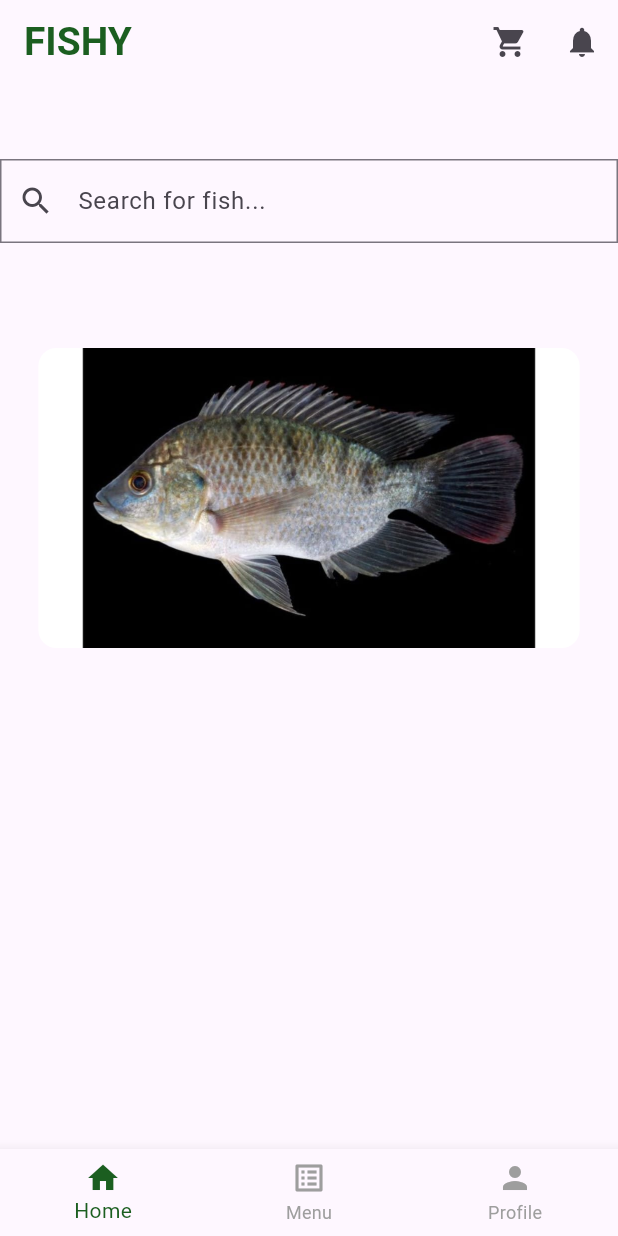
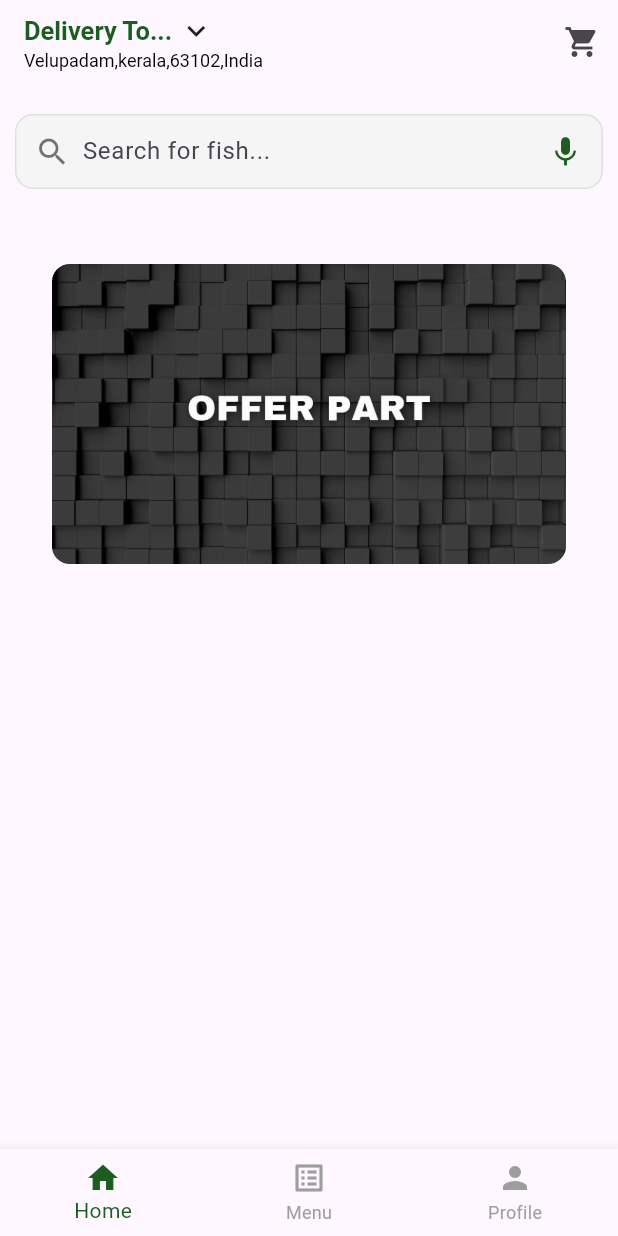
Before and after one commit to PriyadhaPrakash/Fishy, a Flutter app: the screen it shows after launch, on a phone screen of 412 x 824 dp. Run offline on Flutter 3.47's test engine with Material 3 defaults, Android fonts, the light colour scheme and no system bars; drawn by our look-alikes of carousel_slider; our stand-ins replace flutter_otp_text_field.

Commit message:
new appbar update

```diff
--- a/lib/Home.dart
+++ b/lib/Home.dart
@@ -23,18 +23,31 @@ class _HomeState extends State<Home> {
   Widget build(BuildContext context) {
     return Scaffold(
       appBar: AppBar(
-        title: Text(
-          "FISHY",
-          style: TextStyle(
-            fontSize: 26,
-            fontWeight: FontWeight.bold,
-            color: Colors.green.shade900,
-            fontFamily: 'Roboto',
-          ),
+        title: Column(
+          crossAxisAlignment: CrossAxisAlignment.start,
+          mainAxisSize: MainAxisSize.min,
+          children: [
+            Row(
+              children: [
+                Text(
+                  "Delivery To...",
+                  style: TextStyle(
+                    fontSize: 17,
+                    fontWeight: FontWeight.bold,
+                    color: Colors.green.shade900,
+                    fontFamily: 'Roboto',
+                  ),
+                ),
+                const SizedBox(width: 4),
+                GestureDetector(onTap: (){},child: Icon(Icons.keyboard_arrow_down),)
+              ],
+            ),
+            Text("Velupadam,kerala,63102,India",style: TextStyle(fontSize:12,color: Colors.black ),),
+          ],
         ),
         actions: [
           IconButton(onPressed: () {}, icon: const Icon(Icons.shopping_cart)),
-          IconButton(onPressed: () {}, icon: const Icon(Icons.notifications)),
+
         ],
       ),
       body: _pages[_selectedIndex],
--- a/lib/Homepage.dart
+++ b/lib/Homepage.dart
@@ -10,24 +10,48 @@ class HomePage extends StatefulWidget {
 
 class _HomePageState extends State<HomePage> {
   final List<String> bannerImages = [
-    'assets/fishy1.jpg',
-    'assets/fishy1.jpg',
-    'assets/fishy1.jpg',
+    'assets/banner1.jpg',
+    'assets/banner1.jpg',
+    'assets/banner1.jpg',
   ];
   @override
   Widget build(BuildContext context) {
     return Scaffold(
       body: ListView(
+        padding: const EdgeInsets.symmetric(vertical: 20, horizontal: 10),
         children: [
-          Padding(padding: EdgeInsets.symmetric(vertical: 25, horizontal: 10)),
-          TextField(
+
+          Row(
+            children: [
+              Expanded(
+                child: Container(
+                  padding: const EdgeInsets.symmetric(horizontal: 12),
+                  decoration: BoxDecoration(
+                    color: Colors.grey.shade100,
+                    borderRadius: BorderRadius.circular(12),
+                    border: Border.all(color: Colors.grey.shade300),
+                  ),
+                  child: Row(
+                    children: [
+                      const Icon(Icons.search, color: Colors.black54),
+                      const SizedBox(width: 8),
+                      const Expanded(
+                        child: TextField(
                           decoration: InputDecoration(
                             hintText: "Search for fish...",
-              prefixIcon: const Icon(Icons.search),
-              border: OutlineInputBorder(borderRadius: BorderRadius.zero),
+                            border: InputBorder.none,
                           ),
                         ),
-          const SizedBox(height: 70),
+                      ),
+                      Icon(Icons.mic, color: Colors.green.shade900),
+                    ],
+                  ),
+                ),
+              ),
+            ],
+          ),
+
+        const SizedBox(height: 50),
 
         CarouselSlider(
           options: CarouselOptions(
@@ -58,10 +82,7 @@ class _HomePageState extends State<HomePage> {
           }).toList(),
 
         ),
-
-
-        ],
-      ),
+     ] ),
     );
   }
 }
--- a/pubspec.yaml
+++ b/pubspec.yaml
@@ -63,6 +63,7 @@ flutter:
     - assets/fishy1.jpg
     - assets/fishy2.jpg
     - assets/fishy3.jpg
+    - assets/banner1.jpg
 
   # To add assets to your application, add an assets section, like this:
   # assets:
```
Also changed, not shown: assets/banner1.jpg (added). Lines whose indentation alone changed are shown as unchanged.
